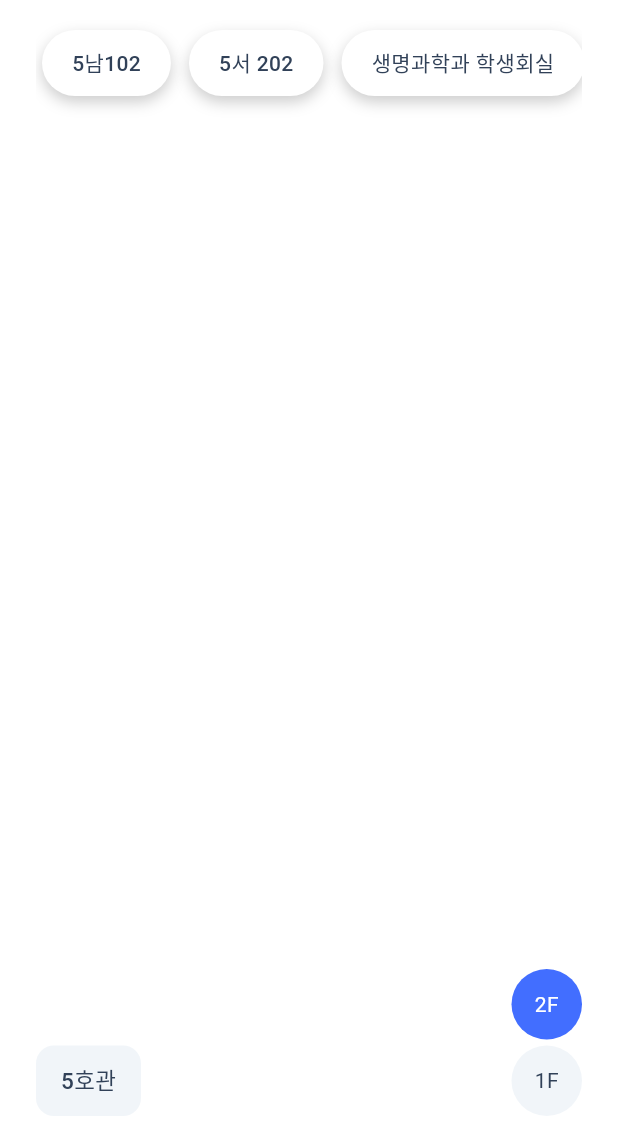
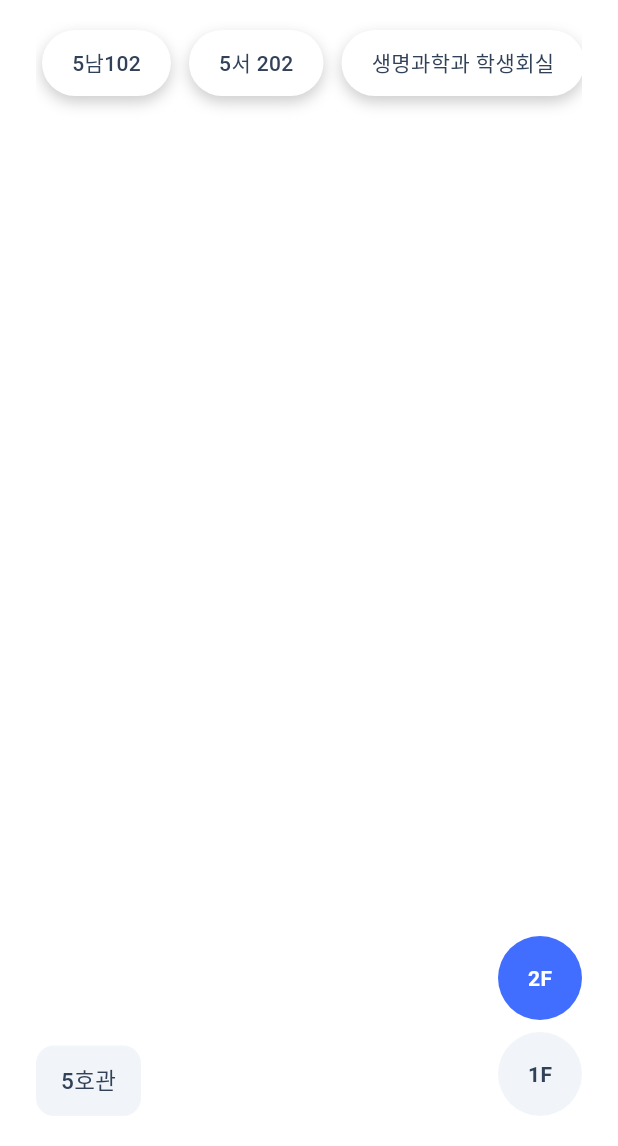
Before and after one commit to Ogwart/annyong_app, a Flutter app: the screen it shows after launch, on a phone screen of 412 x 824 dp, the part 90-1236 px from its top. Run offline on Flutter 3.47's test engine with Material 3 defaults, Android fonts, the phone set to English and light mode, and no system bars; our stand-ins replace go_router; Roboto replaces fonts that are missing (Pretendard); project files that could hold a hidden picture were left out.

```diff
--- a/lib/presentation/ui/home_page.dart
+++ b/lib/presentation/ui/home_page.dart
@@ -1,14 +1,17 @@
+import 'package:annyong/presentation/providers/search_result_provider.dart';
 import 'package:annyong/presentation/theme/app_colors.dart';
 import 'package:annyong/presentation/widgets/bookmark__button.dart';
 import 'package:annyong/presentation/widgets/floor_button.dart';
 import 'package:flutter/material.dart';
 import 'package:go_router/go_router.dart';
+import 'package:provider/provider.dart';
 
 class HomePage extends StatelessWidget {
   const HomePage({super.key});
 
   @override
   Widget build(BuildContext context) {
+    final provider = context.watch<SearchResultProvider>();
     return Scaffold(
       body: SafeArea(
         child: Center(
@@ -144,8 +147,16 @@ class HomePage extends StatelessWidget {
                   right: 0,
                   child: Column(
                     children: [
-                      FloorButton(isSelected: true, floorNumber: 2),
-                      FloorButton(isSelected: false, floorNumber: 1),
+                      FloorButton(
+                        floor: '2F',
+                        onTap: () => provider.setSelectedFloor('2F'),
+                        isSelected: provider.selectedFloor == '2F',
+                      ),
+                      FloorButton(
+                        floor: '1F',
+                        onTap: () => provider.setSelectedFloor('1F'),
+                        isSelected: provider.selectedFloor == '1F',
+                      ),
                     ],
                   ),
                 ),
--- a/lib/presentation/widgets/floor_button.dart
+++ b/lib/presentation/widgets/floor_button.dart
@@ -1,36 +1,42 @@
 import 'package:annyong/presentation/theme/app_colors.dart';
 import 'package:flutter/material.dart';
 
-class FloorButton extends StatefulWidget {
+class FloorButton extends StatelessWidget {
+  final String floor;
+  final bool isSelected;
+  final VoidCallback onTap;
+
   const FloorButton({
     super.key,
+    required this.floor,
     required this.isSelected,
-    required this.floorNumber,
+    required this.onTap,
   });
 
-  final bool isSelected;
-  final int floorNumber;
-
-  @override
-  State<FloorButton> createState() => _FloorButtonState();
-}
-
-class _FloorButtonState extends State<FloorButton> {
   @override
   Widget build(BuildContext context) {
-    return Container(
-      margin: EdgeInsets.only(top: 4),
-      alignment: Alignment.center,
-      width: 47,
-      height: 47,
-      decoration: BoxDecoration(
-        shape: BoxShape.circle,
-        color: widget.isSelected ? AppColors.primary : AppColors.grey200,
-      ),
-      child: Text(
-        "${widget.floorNumber}F",
-        style: TextStyle(
-          color: widget.isSelected ? Colors.white : AppColors.text,
+    return GestureDetector(
+      onTap: onTap,
+      child: Padding(
+        padding: const EdgeInsets.only(top: 8),
+        child: Container(
+          width: 56,
+          height: 56,
+          decoration: BoxDecoration(
+            color: isSelected ? AppColors.primary : AppColors.grey200,
+            shape: BoxShape.circle,
+          ),
+          child: Center(
+            child: Text(
+              floor,
+              style: TextStyle(
+                fontSize: 14,
+                fontWeight: FontWeight.w600,
+                color: isSelected ? Colors.white : AppColors.text,
+                fontFamily: 'Pretendard',
+              ),
+            ),
+          ),
         ),
       ),
     );
```
